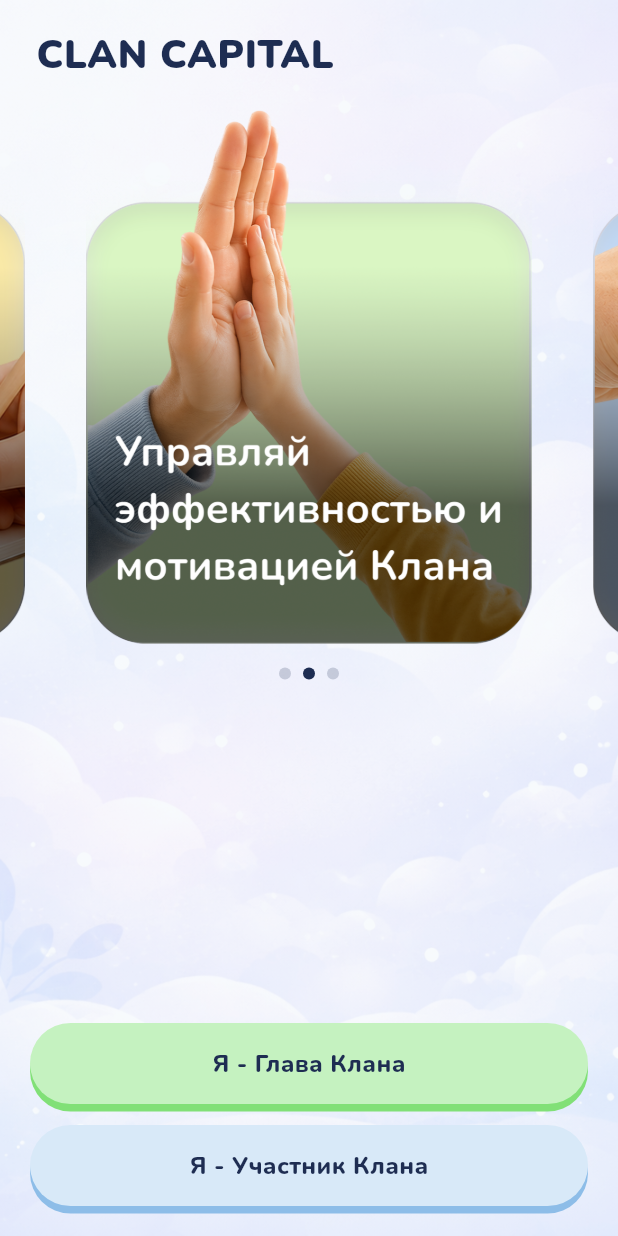
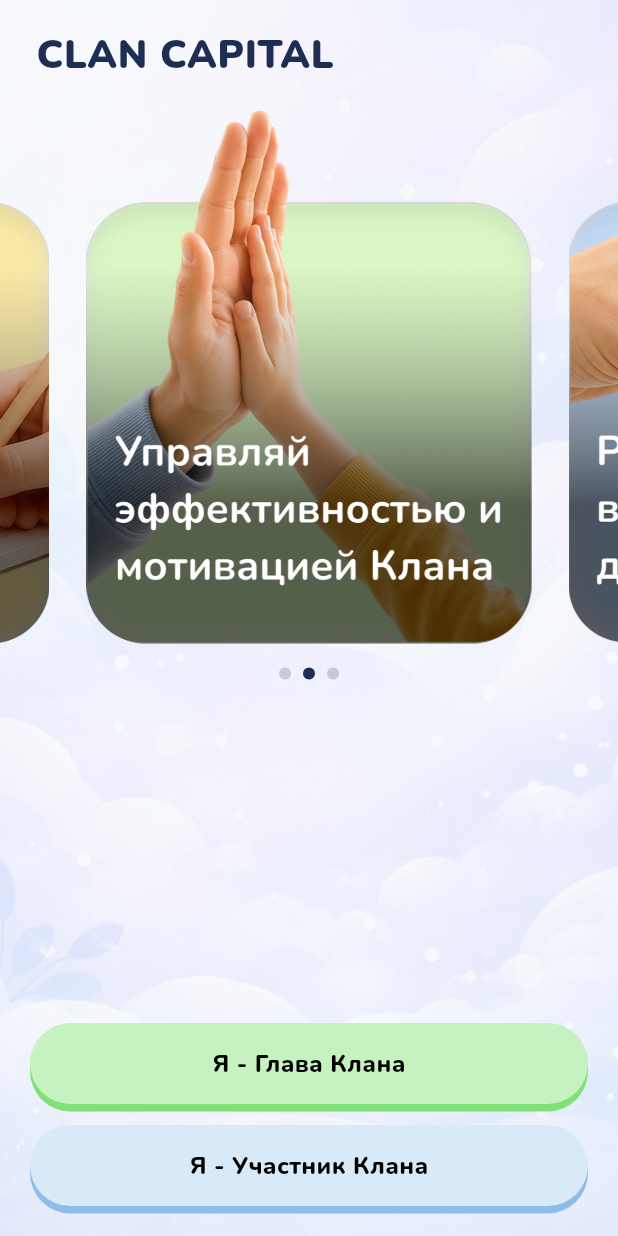
Before and after one commit to Uz11ps/klanymobail, a Flutter app: the screen it shows after launch, on a phone screen of 412 x 824 dp. Run offline on Flutter 3.47's test engine with Material 3 defaults, Android fonts, the phone set to English and light mode, and no system bars; our stand-ins replace firebase_core, firebase_messaging, flutter_dotenv, flutter_riverpod, go_router, google_fonts and 5 more; missing offline and left inert: dart:html; accounts and stored records are empty.

Commit message:
Auth button text color to #000, expose fontWeight on SoftButton
- Theme: FilledButton foreground now pure black (#000000) to match
  Figma spec for landing + auth buttons
- auth_ui authPrimaryButton, parent_sign_in, parent_sign_up: replace
  legacy dark-green 0xFF1F4F1B with 0xFF000000
- SoftButton: add fontWeight parameter (default w800) and pin font
  family to Nunito so labels render in the bundled font everywhere
- Theme textTheme: set bodyColor/displayColor to ink-dark for any
  Text without an explicit color
- Slider: viewportFraction 0.78 + horizontal padding 6 for stronger
  peek of neighbour cards; height 360, dots 16px under image
- Landing buttons reverted to kChildInk-styled defaults after spec
  back-and-forth

Co-Authored-By: Claude Opus 4.7 (1M context) <noreply@anthropic.com>

```diff
--- a/apps/klany_mobile/lib/src/core/theme.dart
+++ b/apps/klany_mobile/lib/src/core/theme.dart
@@ -18,10 +18,19 @@ ThemeData _build(ColorScheme colorScheme) {
     fontFamily: 'Nunito',
   );
 
+  const inkDark = Color(0xFF1E2D52);
   return base.copyWith(
-    // Global default font for any text without an explicit family.
-    textTheme: base.textTheme.apply(fontFamily: 'Nunito'),
-    primaryTextTheme: base.primaryTextTheme.apply(fontFamily: 'Nunito'),
+    // Global default font + ink color for any text without explicit overrides.
+    textTheme: base.textTheme.apply(
+      fontFamily: 'Nunito',
+      bodyColor: inkDark,
+      displayColor: inkDark,
+    ),
+    primaryTextTheme: base.primaryTextTheme.apply(
+      fontFamily: 'Nunito',
+      bodyColor: inkDark,
+      displayColor: inkDark,
+    ),
     snackBarTheme: const SnackBarThemeData(behavior: SnackBarBehavior.floating),
     // Make Scaffold transparent so the global cloud background shows through.
     scaffoldBackgroundColor: Colors.transparent,
@@ -41,7 +50,7 @@ ThemeData _build(ColorScheme colorScheme) {
     filledButtonTheme: FilledButtonThemeData(
       style: ButtonStyle(
         backgroundColor: const WidgetStatePropertyAll(Color(0xFFC5F2C0)),
-        foregroundColor: const WidgetStatePropertyAll(Color(0xFF1F4F1B)),
+        foregroundColor: const WidgetStatePropertyAll(Color(0xFF000000)),
         minimumSize: const WidgetStatePropertyAll(Size.fromHeight(54)),
         shape: WidgetStatePropertyAll(
           RoundedRectangleBorder(borderRadius: BorderRadius.circular(28)),
--- a/apps/klany_mobile/lib/src/features/auth/pages/auth_landing_page.dart
+++ b/apps/klany_mobile/lib/src/features/auth/pages/auth_landing_page.dart
@@ -14,7 +14,7 @@ class AuthLandingPage extends StatefulWidget {
 }
 
 class _AuthLandingPageState extends State<AuthLandingPage> {
-  final _pageController = PageController(viewportFraction: 0.82);
+  final _pageController = PageController(viewportFraction: 0.78);
   int _slide = 0;
   Timer? _autoTimer;
 
@@ -94,7 +94,7 @@ class _AuthLandingPageState extends State<AuthLandingPage> {
                   itemCount: _slides.length,
                   onPageChanged: (i) => setState(() => _slide = i),
                   itemBuilder: (_, i) => Padding(
-                    padding: const EdgeInsets.symmetric(horizontal: 14),
+                    padding: const EdgeInsets.symmetric(horizontal: 6),
                     child: _SlideCard(slide: _slides[i]),
                   ),
                 ),
@@ -151,14 +151,14 @@ class _AuthLandingPageState extends State<AuthLandingPage> {
                     SoftButton(
                       label: 'Я - Глава Клана',
                       bg: kBrandMint,
-                      fg: kChildInk,
+                      fg: const Color(0xFF000000),
                       onTap: () => context.go('/auth/parent/sign-in'),
                     ),
                     const SizedBox(height: 14),
                     SoftButton(
                       label: 'Я - Участник Клана',
                       bg: kBrandSky,
-                      fg: kChildInk,
+                      fg: const Color(0xFF000000),
                       onTap: () => context.go('/auth/child/sign-in'),
                     ),
                   ],
--- a/apps/klany_mobile/lib/src/features/auth/pages/auth_ui.dart
+++ b/apps/klany_mobile/lib/src/features/auth/pages/auth_ui.dart
@@ -86,7 +86,7 @@ class AuthPrimaryButton extends StatelessWidget {
         onPressed: busy ? null : onPressed,
         style: FilledButton.styleFrom(
           backgroundColor: color ?? kBrandMint,
-          foregroundColor: fg ?? const Color(0xFF1F4F1B),
+          foregroundColor: fg ?? const Color(0xFF000000),
           minimumSize: const Size.fromHeight(54),
           elevation: 4,
           shape: RoundedRectangleBorder(
--- a/apps/klany_mobile/lib/src/features/auth/pages/parent_sign_in_page.dart
+++ b/apps/klany_mobile/lib/src/features/auth/pages/parent_sign_in_page.dart
@@ -371,7 +371,7 @@ class _ParentSignInPageState extends ConsumerState<ParentSignInPage> {
                   onPressed: _busy ? null : _proceed,
                   style: FilledButton.styleFrom(
                     backgroundColor: kBrandMint,
-                    foregroundColor: const Color(0xFF1F4F1B),
+                    foregroundColor: const Color(0xFF000000),
                     minimumSize: const Size.fromHeight(56),
                     elevation: 4,
                     shape: RoundedRectangleBorder(
@@ -428,7 +428,7 @@ class _ParentSignInPageState extends ConsumerState<ParentSignInPage> {
                   onPressed: _busy ? null : _submit,
                   style: FilledButton.styleFrom(
                     backgroundColor: kBrandMint,
-                    foregroundColor: const Color(0xFF1F4F1B),
+                    foregroundColor: const Color(0xFF000000),
                     minimumSize: const Size.fromHeight(56),
                     elevation: 4,
                     shape: RoundedRectangleBorder(
--- a/apps/klany_mobile/lib/src/features/auth/pages/parent_sign_up_page.dart
+++ b/apps/klany_mobile/lib/src/features/auth/pages/parent_sign_up_page.dart
@@ -250,7 +250,7 @@ class _ParentSignUpPageState extends ConsumerState<ParentSignUpPage> {
                 onPressed: _busy ? null : _submit,
                 style: FilledButton.styleFrom(
                   backgroundColor: kBrandMint,
-                  foregroundColor: const Color(0xFF1F4F1B),
+                  foregroundColor: const Color(0xFF000000),
                   minimumSize: const Size.fromHeight(56),
                   elevation: 4,
                   shape: RoundedRectangleBorder(
--- a/apps/klany_mobile/lib/src/features/home/child_soft_ui.dart
+++ b/apps/klany_mobile/lib/src/features/home/child_soft_ui.dart
@@ -55,6 +55,7 @@ class SoftButton extends StatelessWidget {
     this.fg = const Color(0xFF1F4F1B),
     this.height = 54,
     this.fontSize = 16,
+    this.fontWeight = FontWeight.w800,
     this.icon,
   });
 
@@ -64,6 +65,7 @@ class SoftButton extends StatelessWidget {
   final Color fg;
   final double height;
   final double fontSize;
+  final FontWeight fontWeight;
   final IconData? icon;
 
   @override
@@ -94,8 +96,9 @@ class SoftButton extends StatelessWidget {
                   Text(
                     label,
                     style: TextStyle(
+                      fontFamily: 'Nunito',
                       fontSize: fontSize,
-                      fontWeight: FontWeight.w800,
+                      fontWeight: fontWeight,
                       color: fg,
                     ),
                   ),
```
